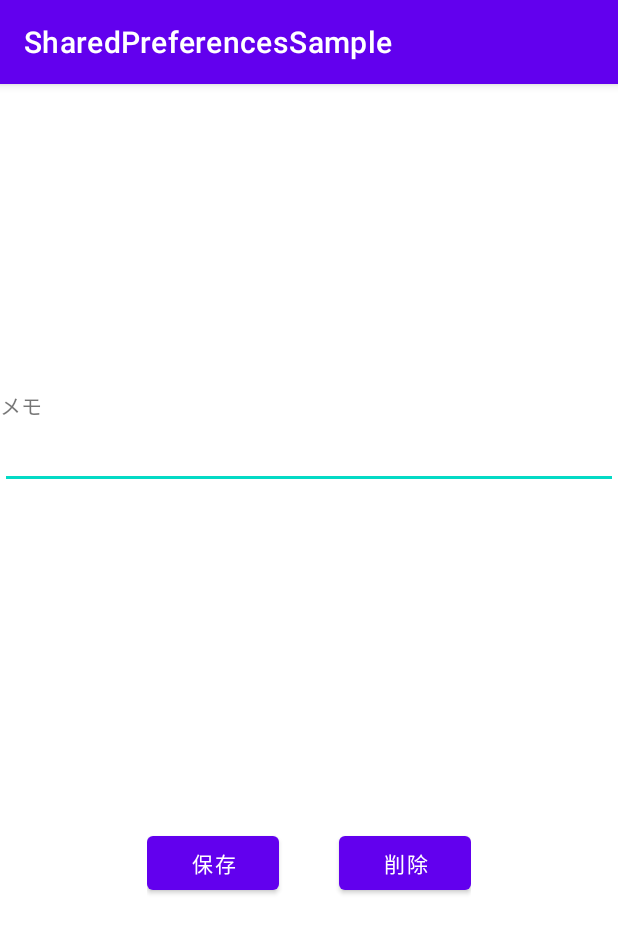
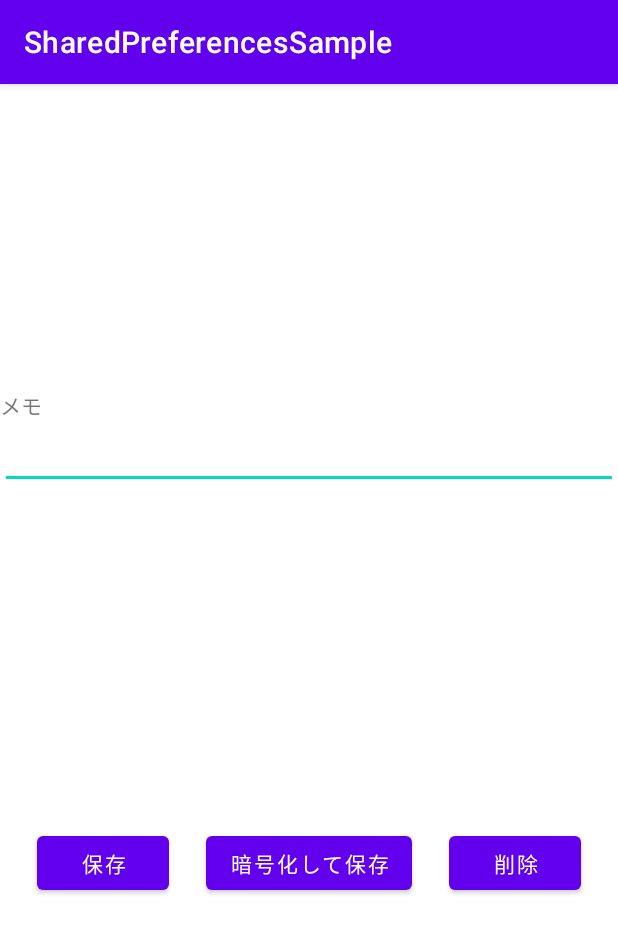
Before and after one commit to kazaman97/SharedPreferencesSample, an Android app: the screen it shows after launch (MainActivity), after a tap on "保存", on a phone screen of 412 x 824 dp. Shown: the top 933 px of the screen. Run offline under Robolectric (Android 15) with nearby library versions, the phone set to English and light mode, and no system bars; our stand-ins replace Dagger/Hilt's generated code, data binding; 4 statements that could not run were skipped.

Commit message:
add encryption SharedPreferences

```diff
--- a/app/build.gradle
+++ b/app/build.gradle
@@ -48,4 +48,6 @@ dependencies {
 
     implementation "com.google.dagger:hilt-android:$hilt_version"
     kapt "com.google.dagger:hilt-android-compiler:$hilt_version"
+
+    implementation "androidx.security:security-crypto:$security_erypto_version"
 }
--- a/app/src/main/java/com/github/kazaman97/shared_preferences_sample/MainActivity.kt
+++ b/app/src/main/java/com/github/kazaman97/shared_preferences_sample/MainActivity.kt
@@ -13,25 +13,11 @@ class MainActivity : AppCompatActivity() {
         DataBindingUtil.setContentView(this, R.layout.activity_main)
     }
     private val viewModel: MainViewModel by viewModels()
-    private var memo: String = ""
-        get() = binding.textField.text.toString()
-        set(value) {
-            binding.textField.setText(value)
-            field = value
-        }
 
     override fun onCreate(savedInstanceState: Bundle?) {
         super.onCreate(savedInstanceState)
-        viewModel.memo.observe(this) {
-            memo = it
-        }
-        binding.save.setOnClickListener {
-            viewModel.setMemo(memo)
-        }
-        binding.delete.setOnClickListener {
-            viewModel.removeMemo()
-            memo = ""
-        }
+        binding.viewModel = viewModel
+        binding.lifecycleOwner = this
         viewModel.getMemo()
     }
 }
--- a/app/src/main/java/com/github/kazaman97/shared_preferences_sample/MainViewModel.kt
+++ b/app/src/main/java/com/github/kazaman97/shared_preferences_sample/MainViewModel.kt
@@ -1,6 +1,5 @@
 package com.github.kazaman97.shared_preferences_sample
 
-import androidx.lifecycle.LiveData
 import androidx.lifecycle.MutableLiveData
 import androidx.lifecycle.ViewModel
 import dagger.hilt.android.lifecycle.HiltViewModel
@@ -14,18 +13,29 @@ class MainViewModel @Inject constructor(
         private const val MEMO = "memo"
     }
 
-    private val _memo = MutableLiveData<String>()
-    val memo: LiveData<String> = _memo
+    val memoText = MutableLiveData("")
 
     fun getMemo() {
-        _memo.value = sharedPreferencesRepository.getString(MEMO)
+        memoText.value = sharedPreferencesRepository.getString(MEMO)
     }
 
-    fun setMemo(memo: String) {
-        sharedPreferencesRepository.putString(MEMO, memo)
+    fun putMemo() {
+        sharedPreferencesRepository.putString(
+            key = MEMO,
+            value = memoText.value!!
+        )
+    }
+
+    fun putEncryptedMemo() {
+        sharedPreferencesRepository.putString(
+            key = MEMO,
+            value = memoText.value!!,
+            isEncrypted = true
+        )
     }
 
     fun removeMemo() {
         sharedPreferencesRepository.removeString(MEMO)
+        memoText.value = ""
     }
 }
--- a/app/src/main/java/com/github/kazaman97/shared_preferences_sample/SharedPreferencesManager.kt
+++ b/app/src/main/java/com/github/kazaman97/shared_preferences_sample/SharedPreferencesManager.kt
@@ -1,6 +1,8 @@
 package com.github.kazaman97.shared_preferences_sample
 
 import android.content.Context
+import androidx.security.crypto.EncryptedSharedPreferences
+import androidx.security.crypto.MasterKeys
 import dagger.hilt.android.qualifiers.ApplicationContext
 import javax.inject.Inject
 
@@ -9,15 +11,33 @@ class SharedPreferencesManager @Inject constructor(
 ) {
     companion object {
         private const val SP_NAME = "sample_preferences"
+        private const val ENCRYPT_SP_NAME = "sample_encrypt_preferences"
     }
 
-    private val sharedPreferences
-        get() = context.getSharedPreferences(SP_NAME, Context.MODE_PRIVATE)
+    private val keyGenParameterSpec = MasterKeys.AES256_GCM_SPEC
+    private val mainKeyAlias = MasterKeys.getOrCreate(keyGenParameterSpec)
+
+    private val sharedPreferences = context.getSharedPreferences(SP_NAME, Context.MODE_PRIVATE)
+    private val encryptedSharedPreferences = EncryptedSharedPreferences.create(
+        ENCRYPT_SP_NAME,
+        mainKeyAlias,
+        context,
+        EncryptedSharedPreferences.PrefKeyEncryptionScheme.AES256_SIV,
+        EncryptedSharedPreferences.PrefValueEncryptionScheme.AES256_GCM
+    )
 
     fun putString(
         key: String,
-        value: String
+        value: String,
+        isEncrypted: Boolean = false
     ) {
+        removeString(key)
+        if (isEncrypted) {
+            encryptedSharedPreferences.edit()
+                .putString(key, value)
+                .apply()
+            return
+        }
         sharedPreferences.edit()
             .putString(key, value)
             .apply()
@@ -27,10 +47,17 @@ class SharedPreferencesManager @Inject constructor(
         sharedPreferences.edit()
             .remove(key)
             .apply()
+        encryptedSharedPreferences.edit()
+            .remove(key)
+            .apply()
     }
 
     fun getString(
         key: String,
-        defaultValue: String = ""
-    ): String = sharedPreferences.getString(key, defaultValue)!!
+        defaultValue: String = "",
+    ): String {
+        return sharedPreferences.getString(key, null)
+            ?: encryptedSharedPreferences.getString(key, null)
+            ?: defaultValue
+    }
 }
--- a/app/src/main/java/com/github/kazaman97/shared_preferences_sample/SharedPreferencesRepository.kt
+++ b/app/src/main/java/com/github/kazaman97/shared_preferences_sample/SharedPreferencesRepository.kt
@@ -7,9 +7,14 @@ class SharedPreferencesRepository @Inject constructor(
 ) {
     fun putString(
         key: String,
-        value: String
+        value: String,
+        isEncrypted: Boolean = false
     ) {
-        sharedPreferencesManager.putString(key, value)
+        sharedPreferencesManager.putString(
+            key = key,
+            value = value,
+            isEncrypted = isEncrypted
+        )
     }
 
     fun removeString(key: String) {
@@ -19,5 +24,8 @@ class SharedPreferencesRepository @Inject constructor(
     fun getString(
         key: String,
         default: String = ""
-    ): String = sharedPreferencesManager.getString(key)
+    ): String = sharedPreferencesManager.getString(
+        key = key,
+        defaultValue = default
+    )
 }
--- a/app/src/main/res/layout/activity_main.xml
+++ b/app/src/main/res/layout/activity_main.xml
@@ -2,6 +2,13 @@
 <layout xmlns:android="http://schemas.android.com/apk/res/android"
     xmlns:app="http://schemas.android.com/apk/res-auto"
     xmlns:tools="http://schemas.android.com/tools">
+
+    <data>
+
+        <variable
+            name="viewModel"
+            type="com.github.kazaman97.shared_preferences_sample.MainViewModel" />
+    </data>
 
     <androidx.constraintlayout.widget.ConstraintLayout
         android:layout_width="match_parent"
@@ -21,6 +28,7 @@
             android:layout_width="0dp"
             android:layout_height="wrap_content"
             android:inputType="text"
+            android:text="@={viewModel.memoText}"
             app:layout_constraintBottom_toTopOf="@id/button_container"
             app:layout_constraintEnd_toEndOf="parent"
             app:layout_constraintStart_toStartOf="parent"
@@ -28,7 +36,7 @@
 
         <androidx.constraintlayout.widget.ConstraintLayout
             android:id="@+id/button_container"
-            android:layout_width="wrap_content"
+            android:layout_width="0dp"
             android:layout_height="wrap_content"
             app:layout_constraintBottom_toBottomOf="parent"
             app:layout_constraintEnd_toEndOf="parent"
@@ -39,27 +47,33 @@
                 android:id="@+id/save"
                 android:layout_width="wrap_content"
                 android:layout_height="wrap_content"
+                android:onClick="@{() -> viewModel.putMemo()}"
                 android:text="@string/save"
                 app:layout_constraintBottom_toBottomOf="parent"
-                app:layout_constraintEnd_toStartOf="@id/button_spacer"
+                app:layout_constraintEnd_toStartOf="@id/encrypted_save"
                 app:layout_constraintStart_toStartOf="parent"
                 app:layout_constraintTop_toTopOf="parent" />
 
-            <Space
-                android:id="@+id/button_spacer"
-                android:layout_width="40dp"
-                android:layout_height="match_parent"
+            <Button
+                android:id="@+id/encrypted_save"
+                android:layout_width="wrap_content"
+                android:layout_height="wrap_content"
+                android:onClick="@{() -> viewModel.putEncryptedMemo()}"
+                android:text="@string/encrypted_save"
+                app:layout_constraintBottom_toBottomOf="parent"
                 app:layout_constraintEnd_toStartOf="@id/delete"
-                app:layout_constraintStart_toEndOf="@id/save" />
+                app:layout_constraintStart_toEndOf="@id/save"
+                app:layout_constraintTop_toTopOf="parent" />
 
             <Button
                 android:id="@+id/delete"
                 android:layout_width="wrap_content"
                 android:layout_height="wrap_content"
+                android:onClick="@{() -> viewModel.removeMemo()}"
                 android:text="@string/delete"
                 app:layout_constraintBottom_toBottomOf="parent"
                 app:layout_constraintEnd_toEndOf="parent"
-                app:layout_constraintStart_toEndOf="@id/button_spacer"
+                app:layout_constraintStart_toEndOf="@id/encrypted_save"
                 app:layout_constraintTop_toTopOf="parent" />
         </androidx.constraintlayout.widget.ConstraintLayout>
     </androidx.constraintlayout.widget.ConstraintLayout>
--- a/app/src/main/res/values/strings.xml
+++ b/app/src/main/res/values/strings.xml
@@ -2,5 +2,6 @@
     <string name="app_name">SharedPreferencesSample</string>
     <string name="memo">メモ</string>
     <string name="save">保存</string>
+    <string name="encrypted_save">暗号化して保存</string>
     <string name="delete">削除</string>
 </resources>
--- a/build.gradle
+++ b/build.gradle
@@ -3,6 +3,7 @@ buildscript {
     ext {
         activity_version = "1.3.1"
         hilt_version = "2.39.1"
+        security_erypto_version = "1.0.0"
     }
     repositories {
         google()
```
